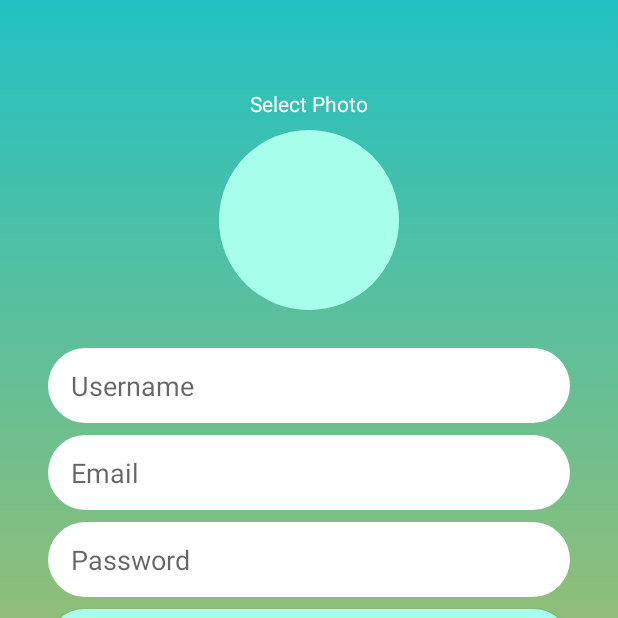
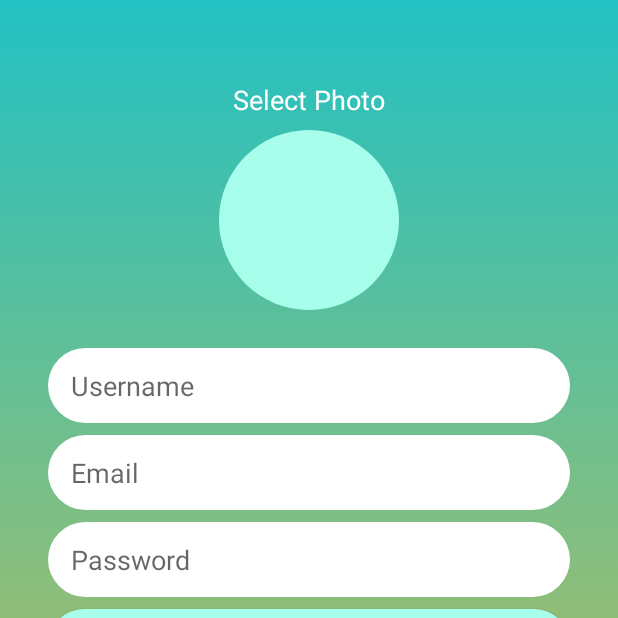
Before and after one commit to 196Sebastian/kotlin-messenger, an Android app: the RegisterActivity screen opened directly, with no data from a screen before it, on a phone screen of 412 x 824 dp, the top half of it. Run offline under Robolectric (Android 15) with nearby library versions, the phone set to English and light mode, and no system bars; our stand-ins replace CircleImageView, Firebase (no records; nobody signed in at launch, a user with empty details on screens opened directly).

Commit message:
Updated register activity UI

```diff
--- a/app/build.gradle
+++ b/app/build.gradle
@@ -32,7 +32,6 @@ android {
 }
 
 dependencies {
-
     implementation 'androidx.core:core-ktx:1.7.0'
     implementation 'androidx.appcompat:appcompat:1.4.0'
     implementation 'com.google.android.material:material:1.4.0'
@@ -50,6 +49,7 @@ dependencies {
     implementation 'com.google.firebase:firebase-database-ktx'
     implementation 'com.google.firebase:firebase-database-ktx:20.0.3'
     implementation 'com.google.firebase:firebase-firestore:24.0.0'
+    implementation 'de.hdodenhof:circleimageview:3.1.0'
 }
 
 apply plugin: 'com.android.application'
--- a/app/src/main/java/com/example/kotlinmessenger/activities/RegisterActivity.kt
+++ b/app/src/main/java/com/example/kotlinmessenger/activities/RegisterActivity.kt
@@ -14,6 +14,8 @@ import com.google.firebase.auth.FirebaseAuth
 import com.google.firebase.auth.FirebaseUser
 import com.google.firebase.database.FirebaseDatabase
 import com.google.firebase.storage.FirebaseStorage
+import de.hdodenhof.circleimageview.CircleImageView
+import org.w3c.dom.Text
 import java.util.*
 
 class RegisterActivity : AppCompatActivity() {
@@ -97,7 +99,10 @@ class RegisterActivity : AppCompatActivity() {
 
             selectedPhotoUri = data.data
 
-            findViewById<ImageView>(R.id.select_photo_image).setImageURI(selectedPhotoUri)
+            findViewById<CircleImageView>(R.id.select_photo_imageView).setImageURI(selectedPhotoUri)
+
+            findViewById<ImageView>(R.id.select_photo_image).alpha = 0f
+            findViewById<TextView>(R.id.select_photo_text).alpha = 0f
         }
     }
 
--- a/app/src/main/res/layout/activity_register.xml
+++ b/app/src/main/res/layout/activity_register.xml
@@ -26,6 +26,7 @@
         android:layout_height="wrap_content"
         android:layout_marginBottom="8dp"
         android:text="Select Photo"
+        android:textSize="18sp"
         android:textColor="@android:color/white"
         app:layout_constraintBottom_toTopOf="@+id/select_photo_image"
         app:layout_constraintEnd_toEndOf="@+id/select_photo_image"
@@ -98,14 +99,26 @@
         android:layout_width="wrap_content"
         android:layout_height="wrap_content"
         android:layout_marginTop="14dp"
+        android:clickable="true"
         android:text="Already have an account?"
+        android:textColor="@android:color/white"
         android:textSize="13sp"
-        android:textColor="@android:color/white"
         android:textStyle="bold"
-        android:clickable="true"
         app:layout_constraintEnd_toEndOf="@+id/button_register"
         app:layout_constraintStart_toStartOf="@+id/button_register"
-        app:layout_constraintTop_toBottomOf="@+id/button_register" />
+        app:layout_constraintTop_toBottomOf="@+id/button_register"
+        tools:ignore="TouchTargetSizeCheck" />
+
+    <de.hdodenhof.circleimageview.CircleImageView
+        android:id="@+id/select_photo_imageView"
+        android:layout_width="120dp"
+        android:layout_height="120dp"
+        app:civ_border_width="4dp"
+        app:civ_border_color="@color/white"
+        app:layout_constraintBottom_toBottomOf="@+id/select_photo_image"
+        app:layout_constraintEnd_toEndOf="@+id/select_photo_image"
+        app:layout_constraintStart_toStartOf="@+id/select_photo_image"
+        app:layout_constraintTop_toTopOf="@+id/select_photo_image" />
 
 
 </androidx.constraintlayout.widget.ConstraintLayout>
```
